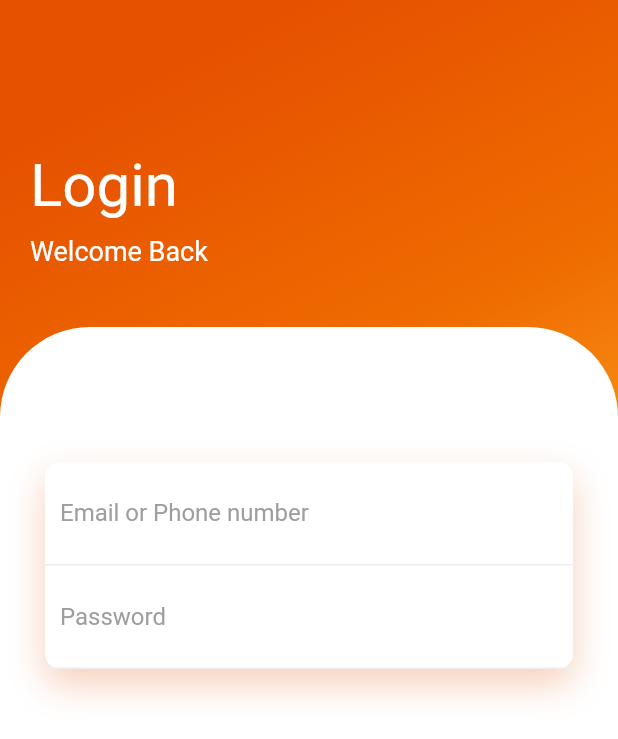
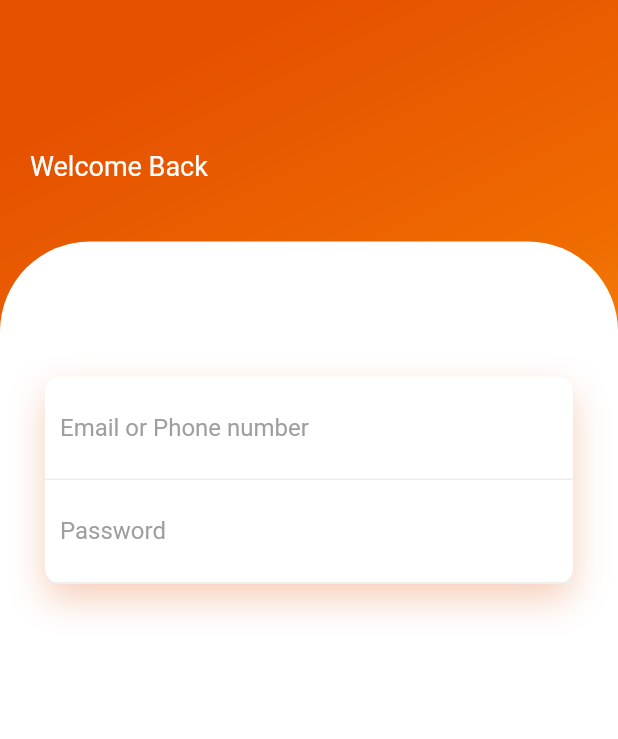
Before and after one commit to ashar-alam/car_rental, a Flutter app: the MyOutsideLogin screen opened directly, on a phone screen of 412 x 824 dp. Shown: the top 739 px of the screen. Run offline on Flutter 3.47's test engine with Material 2 defaults, Android fonts, the phone set to English and light mode, and no system bars; our stand-ins replace google_fonts; Roboto replaces fonts that are missing (Ubuntu); statements that could not run were skipped.

Commit message:
outSide login Screen

```diff
--- a/lib/screens/authentication/outside_login.dart
+++ b/lib/screens/authentication/outside_login.dart
@@ -30,13 +30,13 @@ class _MyOutsideLoginState extends State<MyOutsideLogin> {
               child: Column(
                 crossAxisAlignment: CrossAxisAlignment.start,
                 children: const <Widget>[
-                  Text(
-                    "Login",
-                    style: TextStyle(color: Colors.white, fontSize: 40),
-                  ),
-                  SizedBox(
-                    height: 10,
-                  ),
+                  // Text(
+                  //   "Login",
+                  //   style: TextStyle(color: Colors.white, fontSize: 40),
+                  // ),
+                  // SizedBox(
+                  //   height: 10,
+                  // ),
                   Text(
                     "Welcome Back",
                     style: TextStyle(color: Colors.white, fontSize: 18),
--- a/lib/utils/Routes.dart
+++ b/lib/utils/Routes.dart
@@ -1,7 +1,7 @@
 // class to manage routesthroughout thew application
 
 class Routes {
-  static const String home = 'home';
+  static const String home = 'homeScreen';
   static const String dashboard = 'dashboard';
   // static const String login = 'login';
   // static const String register = 'register';
```
